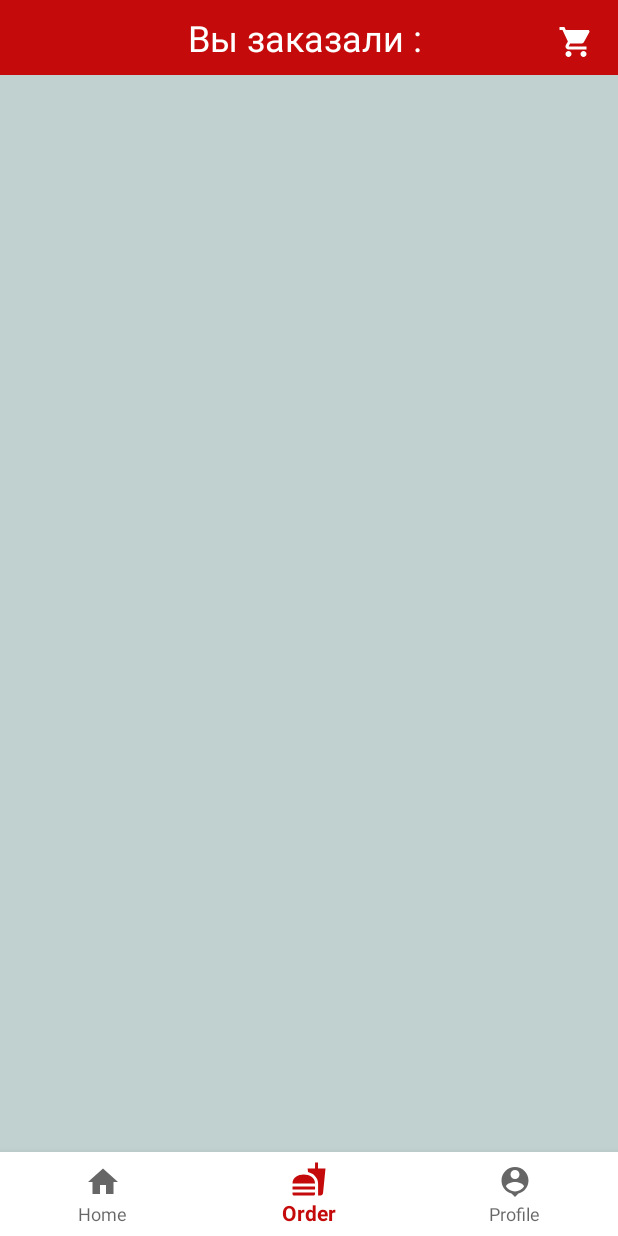
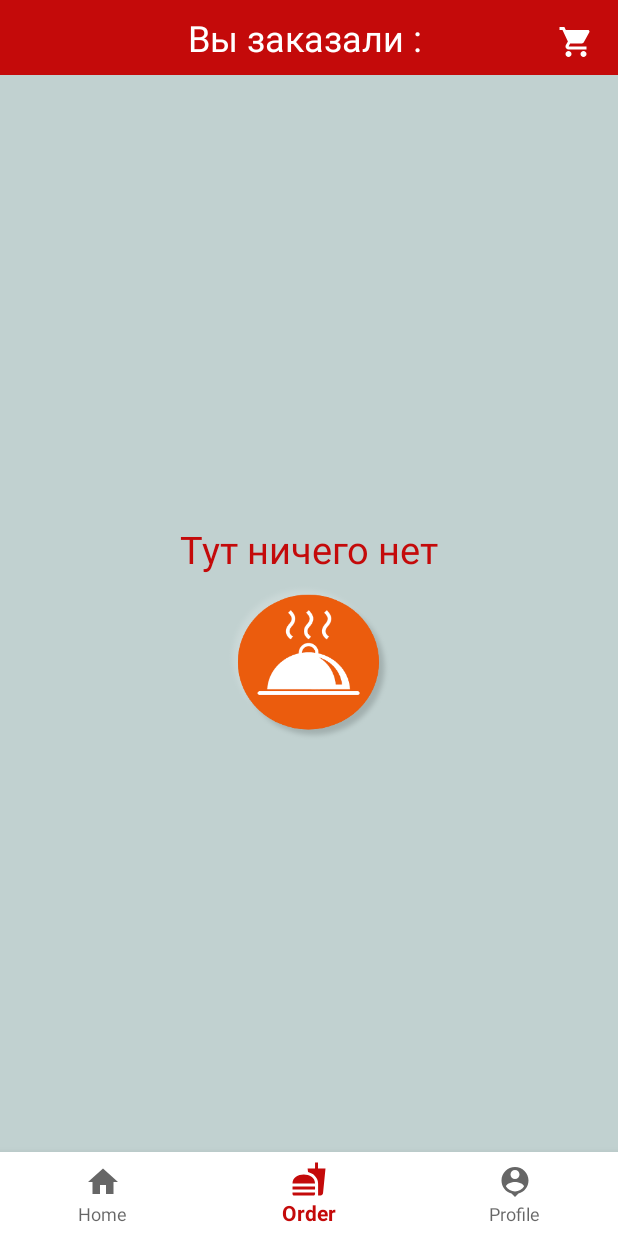
Before and after one commit to Zigfruid/Cafe-appMenu, an Android app: the FragmentMenu screen opened directly, with no data from a screen before it, item 2 of the bottom bar chosen, on a phone screen of 412 x 824 dp. Run offline under Robolectric (Android 15) with nearby library versions, the phone set to English and light mode, and no system bars; our stand-ins replace Room's generated code.

Commit message:
was done

```diff
--- a/app/src/main/java/com/example/fastfood/Fragments/OrderFragment.kt
+++ b/app/src/main/java/com/example/fastfood/Fragments/OrderFragment.kt
@@ -5,6 +5,9 @@ import android.os.Bundle
 import android.view.LayoutInflater
 import android.view.View
 import android.widget.Toast
+import androidx.core.view.isEmpty
+import androidx.core.view.isNotEmpty
+import androidx.core.view.isVisible
 import androidx.fragment.app.Fragment
 import androidx.recyclerview.widget.LinearLayoutManager
 import com.example.fastfood.CafeeAdapter.ChildAdapter
@@ -26,7 +29,6 @@ class OrderFragment: Fragment(R.layout.order_fragment) , MenuViewHelper, MenuCli
 
     private lateinit var dao: MenuDao
     private lateinit var presenter: Presenter
-    private lateinit var mMenu : CafeMenu
     private val mAdapter =  ChildAdapter(this, this)
 
     override fun onViewCreated(view: View, savedInstanceState: Bundle?) {
@@ -48,7 +50,17 @@ class OrderFragment: Fragment(R.layout.order_fragment) , MenuViewHelper, MenuCli
     override fun onStart() {
         presenter = Presenter(dao , this)
         presenter.getMenuFromOrder()
+        if(mAdapter.item.isEmpty()){
+            rv_order.visibility = View.GONE
+            tvEmpty.visibility = View.VISIBLE
+            ivOrderIcon.visibility = View.VISIBLE
+        }else {
+            rv_order.visibility = View.VISIBLE
+            tvEmpty.visibility = View.GONE
+            ivOrderIcon.visibility = View.GONE
+        }
         super.onStart()
+
     }
 
 
@@ -64,8 +76,9 @@ class OrderFragment: Fragment(R.layout.order_fragment) , MenuViewHelper, MenuCli
     }
 
     override fun RemoverFromOrder(id: Int) {
-        Toast.makeText(requireContext(), "Продукт был удален из списка", Toast.LENGTH_SHORT).show()
-        dao.removeFromOrder()
+            Toast.makeText(requireContext(), "Продукт был удален из списка", Toast.LENGTH_SHORT).show()
+            dao.deleteFromOrder()
+
     }
 
 }
--- a/app/src/main/java/com/example/fastfood/MVP/Presenter.kt
+++ b/app/src/main/java/com/example/fastfood/MVP/Presenter.kt
@@ -1,5 +1,6 @@
 package com.example.fastfood.MVP
 
+import com.example.fastfood.data.ModelCafee.CafeMenu
 import com.example.fastfood.data.dao.MenuDao
 class Presenter(private val dao: MenuDao, private val view : MenuViewHelper) {
 
@@ -9,4 +10,6 @@ class Presenter(private val dao: MenuDao, private val view : MenuViewHelper) {
         fun  getMenuFromOrder(){
         view.fillData(dao.getAllFromIsOrdered())
         }
+
+
 }
--- a/app/src/main/java/com/example/fastfood/MenuRecycleFragment/FragmentMenu.kt
+++ b/app/src/main/java/com/example/fastfood/MenuRecycleFragment/FragmentMenu.kt
@@ -9,6 +9,7 @@ import com.example.fastfood.CafeeAdapter.MainAdapter
 import com.example.fastfood.Fragments.HomeFragment
 import com.example.fastfood.R
 import com.example.fastfood.data.MenuDB
+import com.example.fastfood.data.ModelCafee.CafeMenu
 import com.example.fastfood.data.ModelCafee.MenuClickListener
 import com.example.fastfood.data.dao.MenuDao
 import com.example.fastfood.ui.DetailActivity
@@ -18,6 +19,7 @@ class FragmentMenu : Fragment(R.layout.fragment_recycler), MenuClickListener {
 
     private val mAdapter = MainAdapter(this)
     lateinit var dao: MenuDao
+    lateinit var mMenu: CafeMenu
 
     override fun onViewCreated(view: View, savedInstanceState: Bundle?) {
         super.onViewCreated(view, savedInstanceState)
@@ -25,7 +27,9 @@ class FragmentMenu : Fragment(R.layout.fragment_recycler), MenuClickListener {
         val type = arguments?.getInt(HomeFragment.TYPE_ID) ?:1
         dao = MenuDB.getInstance(requireContext()).dao()
         fillData(type)
+
     }
+
     private fun fillData(type: Int){
         Log.d("modeller", dao.getMenuByType(type).toString())
         mAdapter.item = dao.getMenuByType(type)
--- a/app/src/main/java/com/example/fastfood/data/dao/MenuDao.kt
+++ b/app/src/main/java/com/example/fastfood/data/dao/MenuDao.kt
@@ -20,7 +20,9 @@ interface MenuDao {
     @Query("SELECT * FROM Cafee WHERE isOrdered=1")
     fun getAllFromIsOrdered() : List<CafeMenu>
 
-    @Query("DELETE FROM Cafee WHERE isOrdered=1")
-    fun removeFromOrder() : Int
+//    @Query("DELETE FROM Cafee WHERE isOrdered=1")
+//    fun removeFromOrder() : Int
 
+    @Query("UPDATE Cafee SET isOrdered=0 WHERE isOrdered=1")
+    fun deleteFromOrder() : Int
 }
--- a/app/src/main/res/drawable/ic_baseline_fastfood_24.xml
+++ b/app/src/main/res/drawable/ic_baseline_fastfood_24.xml
@@ -1,4 +1,4 @@
-<vector android:height="24dp" android:tint="#D1CFDC"
+<vector android:height="24dp" android:tint="#FF1E20"
     android:viewportHeight="24" android:viewportWidth="24"
     android:width="24dp" xmlns:android="http://schemas.android.com/apk/res/android">
     <path android:fillColor="@android:color/white" android:pathData="M18.06,22.99h1.66c0.84,0 1.53,-0.64 1.63,-1.46L23,5.05h-5L18,1h-1.97v4.05h-4.97l0.3,2.34c1.71,0.47 3.31,1.32 4.27,2.26 1.44,1.42 2.43,2.89 2.43,5.29v8.05zM1,21.99L1,21h15.03v0.99c0,0.55 -0.45,1 -1.01,1L2.01,22.99c-0.56,0 -1.01,-0.45 -1.01,-1zM16.03,14.99c0,-8 -15.03,-8 -15.03,0h15.03zM1.02,17h15v2h-15z"/>
--- a/app/src/main/res/layout/order_fragment.xml
+++ b/app/src/main/res/layout/order_fragment.xml
@@ -28,9 +28,33 @@
         android:padding="8dp"
         android:layout_marginTop="8dp"
         android:layout_marginEnd="8dp"/>
+    <TextView
+        android:id="@+id/tvEmpty"
+        android:layout_width="wrap_content"
+        android:layout_height="wrap_content"
+        android:text="Тут ничего нет"
+        android:gravity="center"
+        android:textColor="@color/redStroke"
+        android:layout_below="@id/tv_order"
+        android:layout_alignParentEnd="true"
+        android:layout_alignParentBottom="true"
+        android:textSize="25sp"
+        android:layout_marginBottom="85dp"
+        android:layout_alignParentStart="true"/>
+    <ImageView
+        android:id="@+id/ivOrderIcon"
+        android:layout_below="@id/tv_order"
+        android:layout_width="150dp"
+        android:layout_marginTop="65dp"
+        android:layout_alignParentStart="true"
+        android:layout_alignParentEnd="true"
+        android:layout_alignParentBottom="true"
+        android:padding="150dp"
+        android:layout_height="150dp"
+        android:src="@drawable/foodlogo"
+        />
            <androidx.recyclerview.widget.RecyclerView
                android:id="@+id/rv_order"
-               tools:listitem="@layout/rv_order_item"
                android:layout_below="@id/tv_order"
                android:layout_alignParentStart="true"
                android:layout_alignParentEnd="true"
```
Also changed, not shown: app/src/main/java/com/example/fastfood/Fragments/HomeFragment.kt (line endings or trailing spaces), app/src/main/res/drawable-hdpi/foodlogo.png (added), app/src/main/res/drawable-ldpi/foodlogo.png (added), app/src/main/res/drawable-mdpi/foodlogo.png (added), app/src/main/res/drawable-xhdpi/foodlogo.png (added), app/src/main/res/drawable-xxhdpi/foodlogo.png (added), app/src/main/res/drawable-xxxhdpi/foodlogo.png (added).
